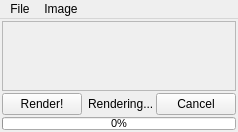
Before: the Qt Designer form src/gui/windowbase.ui in YafaRay/libYafaRay, drawn with Qt 5.
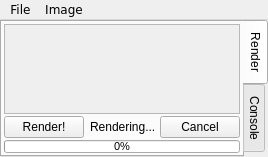
After: the same form once the commit is applied.

```diff
--- a/src/gui/windowbase.ui
+++ b/src/gui/windowbase.ui
@@ -6,8 +6,8 @@
    <rect>
     <x>0</x>
     <y>0</y>
-    <width>183</width>
-    <height>130</height>
+    <width>220</width>
+    <height>157</height>
    </rect>
   </property>
   <property name="windowTitle">
@@ -15,49 +15,45 @@
   </property>
   <widget class="QWidget" name="centralwidget">
    <layout class="QGridLayout" name="gridLayout">
-    <property name="sizeConstraint">
-     <enum>QLayout::SetMaximumSize</enum>
-    </property>
     <property name="margin">
-     <number>2</number>
+     <number>0</number>
     </property>
     <property name="spacing">
-     <number>2</number>
+     <number>0</number>
     </property>
-    <item row="0" column="0" colspan="3">
-     <widget class="QScrollArea" name="renderArea">
-      <property name="verticalScrollBarPolicy">
-       <enum>Qt::ScrollBarAsNeeded</enum>
+    <item row="0" column="0">
+     <widget class="QTabWidget" name="tabWidget">
+      <property name="tabPosition">
+       <enum>QTabWidget::East</enum>
       </property>
-      <property name="horizontalScrollBarPolicy">
-       <enum>Qt::ScrollBarAsNeeded</enum>
+      <property name="currentIndex">
+       <number>0</number>
       </property>
-      <property name="widgetResizable">
-       <bool>true</bool>
-      </property>
-      <property name="alignment">
-       <set>Qt::AlignCenter</set>
-      </property>
-      <widget class="QWidget" name="scrollAreaWidgetContents">
-       <property name="geometry">
-        <rect>
-         <x>0</x>
-         <y>0</y>
-         <width>177</width>
-         <height>57</height>
-        </rect>
-       </property>
-      </widget>
-     </widget>
-    </item>
-    <item row="1" column="0">
+      <widget class="QWidget" name="tab">
+       <property name="sizePolicy">
+        <sizepolicy hsizetype="Expanding" vsizetype="Expanding">
+         <horstretch>0</horstretch>
+         <verstretch>0</verstretch>
+        </sizepolicy>
+       </property>
+       <attribute name="title">
+        <string>Render</string>
+       </attribute>
+       <layout class="QGridLayout" name="gridLayout_3">
+        <property name="margin">
+         <number>2</number>
+        </property>
+        <property name="spacing">
+         <number>2</number>
+        </property>
+        <item row="3" column="0">
      <widget class="QPushButton" name="renderButton">
       <property name="text">
        <string>Render!</string>
       </property>
      </widget>
     </item>
-    <item row="3" column="0" colspan="3">
+        <item row="4" column="0" colspan="3">
      <widget class="QProgressBar" name="progressbar">
       <property name="sizePolicy">
        <sizepolicy hsizetype="MinimumExpanding" vsizetype="Fixed">
@@ -96,7 +92,43 @@
       </property>
      </widget>
     </item>
-    <item row="1" column="1">
+        <item row="2" column="0" colspan="3">
+         <widget class="QScrollArea" name="renderArea">
+          <property name="frameShadow">
+           <enum>QFrame::Plain</enum>
+          </property>
+          <property name="verticalScrollBarPolicy">
+           <enum>Qt::ScrollBarAsNeeded</enum>
+          </property>
+          <property name="horizontalScrollBarPolicy">
+           <enum>Qt::ScrollBarAsNeeded</enum>
+          </property>
+          <property name="widgetResizable">
+           <bool>true</bool>
+          </property>
+          <property name="alignment">
+           <set>Qt::AlignCenter</set>
+          </property>
+          <widget class="QWidget" name="scrollAreaWidgetContents">
+           <property name="geometry">
+            <rect>
+             <x>0</x>
+             <y>0</y>
+             <width>183</width>
+             <height>77</height>
+            </rect>
+           </property>
+          </widget>
+         </widget>
+        </item>
+        <item row="3" column="2">
+         <widget class="QPushButton" name="cancelButton">
+          <property name="text">
+           <string>Cancel</string>
+          </property>
+         </widget>
+        </item>
+        <item row="3" column="1">
      <widget class="QLabel" name="yafLabel">
       <property name="sizePolicy">
        <sizepolicy hsizetype="Expanding" vsizetype="Preferred">
@@ -107,6 +139,12 @@
       <property name="text">
        <string>Rendering...</string>
       </property>
+          <property name="textFormat">
+           <enum>Qt::AutoText</enum>
+          </property>
+          <property name="wordWrap">
+           <bool>true</bool>
+          </property>
       <property name="margin">
        <number>0</number>
       </property>
@@ -118,11 +156,24 @@
       </property>
      </widget>
     </item>
-    <item row="1" column="2">
-     <widget class="QPushButton" name="cancelButton">
-      <property name="text">
-       <string>Cancel</string>
-      </property>
+       </layout>
+      </widget>
+      <widget class="QWidget" name="tab_2">
+       <attribute name="title">
+        <string>Console</string>
+       </attribute>
+       <layout class="QGridLayout" name="gridLayout_2">
+        <property name="margin">
+         <number>2</number>
+        </property>
+        <property name="spacing">
+         <number>2</number>
+        </property>
+        <item row="0" column="0">
+         <widget class="QTextEdit" name="yafConsole"/>
+        </item>
+       </layout>
+      </widget>
      </widget>
     </item>
    </layout>
@@ -132,10 +183,16 @@
     <rect>
      <x>0</x>
      <y>0</y>
-     <width>183</width>
-     <height>25</height>
+     <width>220</width>
+     <height>26</height>
     </rect>
    </property>
+   <property name="font">
+    <font>
+     <family>Bitstream Vera Sans</family>
+     <kerning>true</kerning>
+    </font>
+   </property>
    <widget class="QMenu" name="menuFile">
     <property name="title">
      <string>File</string>
```
Left out of the diff: 6 changed lines with no effect on the pictures. Lines whose indentation alone changed are shown as unchanged.
